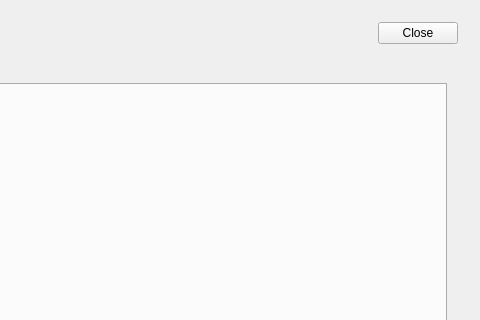
Qt form mainwindow.ui (sydalirza/Centralized-CCTV-Server) before a commit; both pictures show x 593 to 1073 and y 0 to 320 of the 1073 by 615 pixel window.
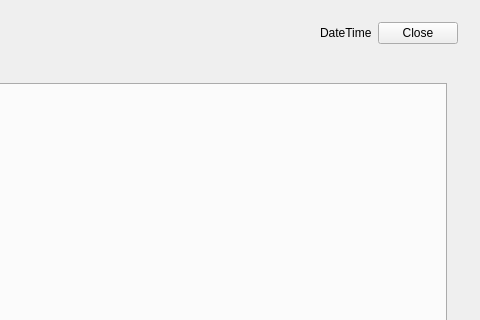
The same form after that commit.

Commit message: memory leaks fixed, date and time added

Patch:
```diff
--- a/mainwindow.ui
+++ b/mainwindow.ui
@@ -62,6 +62,13 @@
            </property>
           </spacer>
          </item>
+         <item>
+          <widget class="QLabel" name="date_time">
+           <property name="text">
+            <string>DateTime</string>
+           </property>
+          </widget>
+         </item>
          <item>
           <widget class="QPushButton" name="close_button">
            <property name="text">
```
The commit also changes 15 other files.
